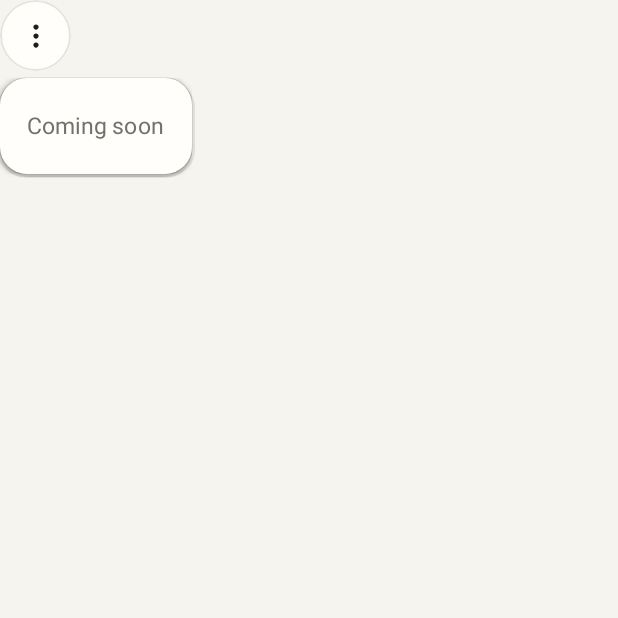
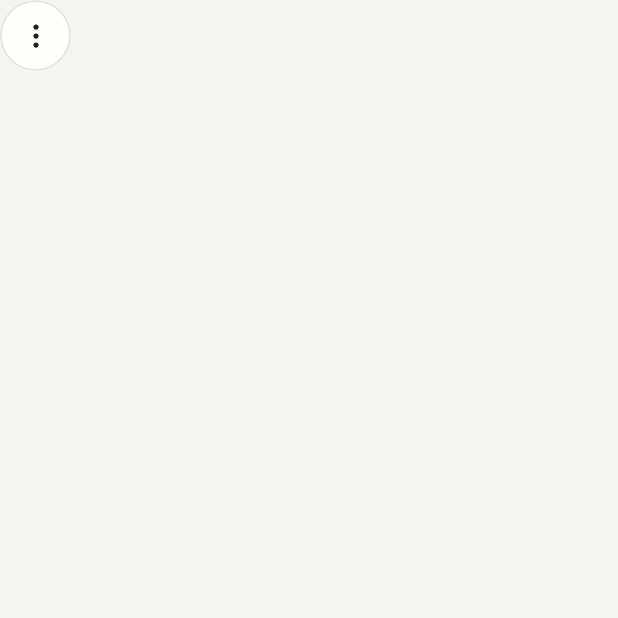
Before and after one commit to user-base-is-dead/chat-app, an Android app built with Jetpack Compose: the composable HeaderMenu shown on its own in the app's theme, after a tap on "More", on a phone screen of 412 x 824 dp, the top half of it. Run offline under Robolectric (Android 15) with nearby library versions, the phone set to English and light mode, and no system bars.

Commit message:
Open a full screen menu with a circular reveal from the menu button

```diff
--- a/civenth-android/app/src/main/java/com/civenth/app/MainActivity.kt
+++ b/civenth-android/app/src/main/java/com/civenth/app/MainActivity.kt
@@ -80,6 +80,7 @@ class MainActivity : ComponentActivity() {
                         } else {
                             AppRoot()
                             NotificationsPage()
+                            com.civenth.app.ui.main.MenuScreen()
                         }
                         androidx.compose.runtime.key(launchCount.intValue) { LaunchLogo() }
                     }
--- a/civenth-android/app/src/main/java/com/civenth/app/ui/chats/ChatsScreen.kt
+++ b/civenth-android/app/src/main/java/com/civenth/app/ui/chats/ChatsScreen.kt
@@ -63,6 +63,8 @@ import androidx.compose.runtime.remember
 import androidx.compose.runtime.setValue
 import androidx.compose.ui.Alignment
 import androidx.compose.ui.Modifier
+import androidx.compose.ui.layout.boundsInRoot
+import androidx.compose.ui.layout.onGloballyPositioned
 import androidx.compose.ui.draw.clip
 import androidx.compose.ui.focus.FocusRequester
 import androidx.compose.ui.focus.focusRequester
@@ -251,27 +253,18 @@ fun ScreenTitle(title: String, model: ChatsViewModel, count: Int = 0) {
 
 @Composable
 private fun HeaderMenu() {
-    var open by remember { mutableStateOf(false) }
-    Box {
+    var center by remember { mutableStateOf(androidx.compose.ui.geometry.Offset.Zero) }
     Box(
         contentAlignment = Alignment.Center,
         modifier = Modifier
             .size(44.dp)
+            .onGloballyPositioned { center = it.boundsInRoot().center }
             .clip(CircleShape)
             .background(Card)
             .border(1.dp, BubbleBorder, CircleShape)
-                .pressClickable { open = true },
+            .pressClickable { com.civenth.app.ui.main.SideMenu.show(center) },
     ) {
         Icon(painterResource(R.drawable.ic_more), "More", tint = Ink, modifier = Modifier.size(22.dp))
-        }
-        if (open) DropdownMenu(
-            expanded = true,
-            onDismissRequest = { open = false },
-            shape = RoundedCornerShape(18.dp),
-            containerColor = Panel,
-        ) {
-            Text("Coming soon", color = InkMuted, fontSize = 15.sp, modifier = Modifier.padding(horizontal = 18.dp, vertical = 12.dp))
-        }
     }
 }
 
```
Also changed, not shown: civenth-android/app/src/main/java/com/civenth/app/ui/main/MenuScreen.kt (added, +131 -0 lines). Lines whose indentation alone changed are shown as unchanged.
